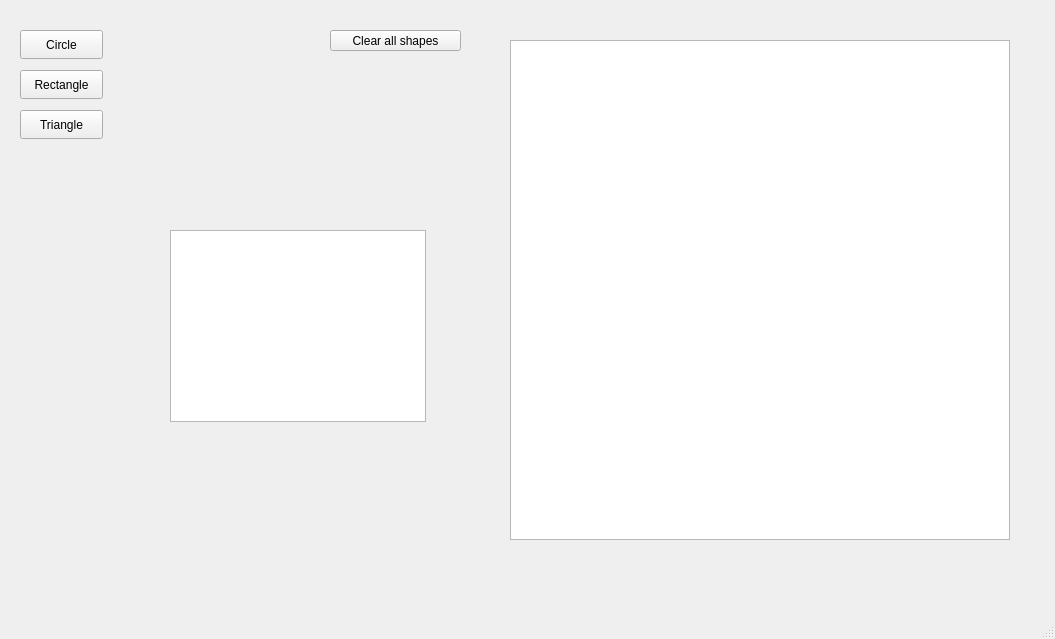
This is mainwindow.ui in KapitoliyVZ/GeometricShapes as Qt 5 draws it before an edit. The edited form follows.
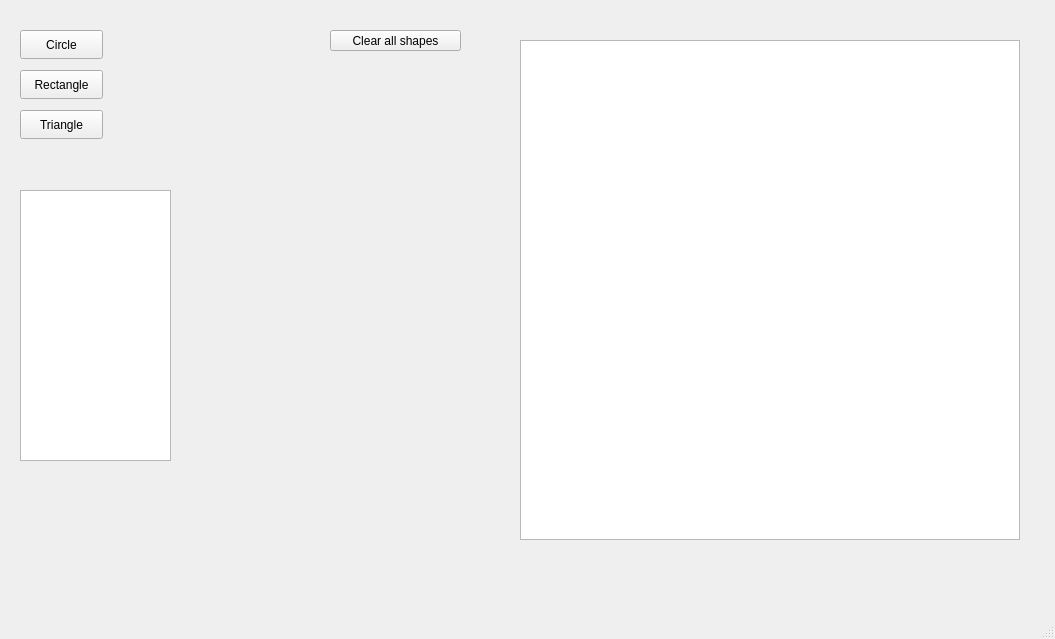
This is the edited form.

```diff
--- a/mainwindow.ui
+++ b/mainwindow.ui
@@ -75,7 +75,7 @@
    <widget class="QGraphicsView" name="graphicsView">
     <property name="geometry">
      <rect>
-      <x>510</x>
+      <x>520</x>
       <y>40</y>
       <width>500</width>
       <height>500</height>
@@ -97,10 +97,10 @@
    <widget class="QListWidget" name="listWidgetShapes">
     <property name="geometry">
      <rect>
-      <x>170</x>
-      <y>230</y>
-      <width>256</width>
-      <height>192</height>
+      <x>20</x>
+      <y>190</y>
+      <width>151</width>
+      <height>271</height>
      </rect>
     </property>
    </widget>
```
